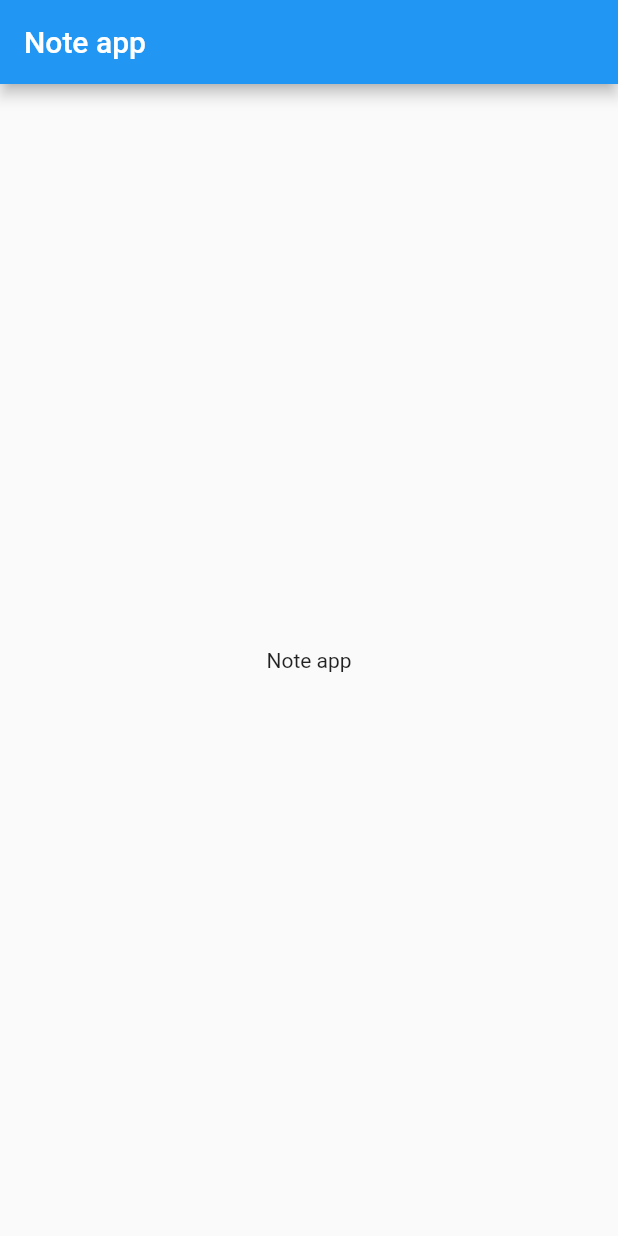
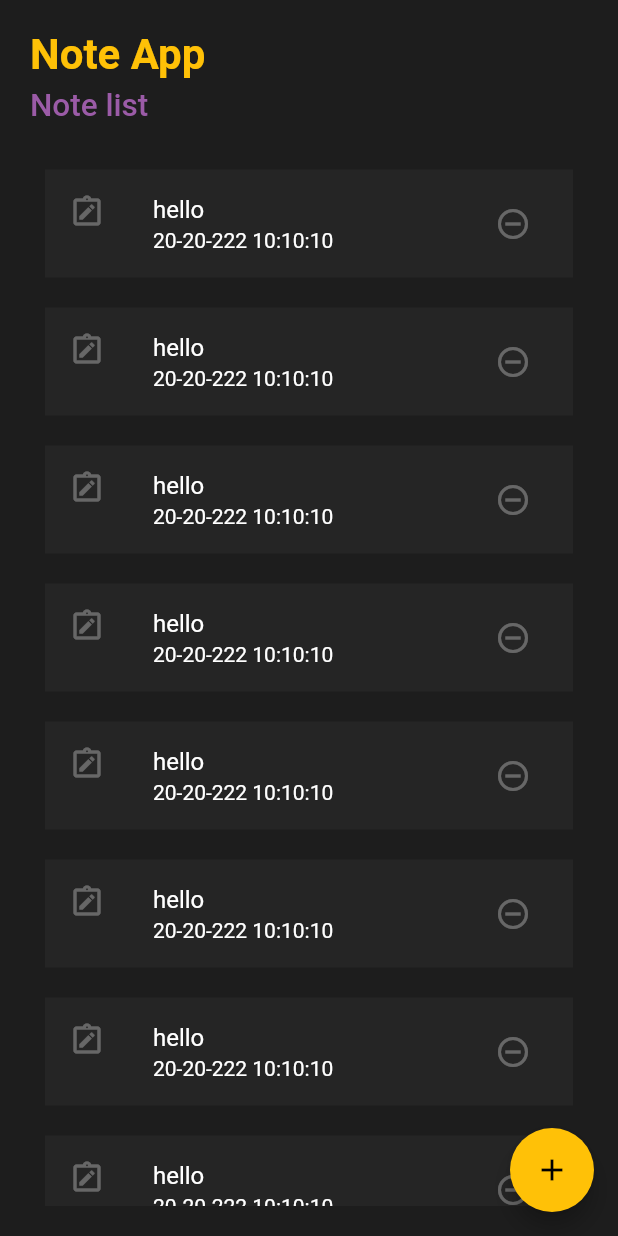
Before and after one commit to prasad-psp/FNote-App, a Flutter app: the screen it shows after launch, on a phone screen of 412 x 824 dp. Run offline on Flutter 3.47's test engine with Material 2 defaults, Android fonts, the phone set to English and light mode, and no system bars; our stand-ins replace sqflite; accounts and stored records are empty.

Commit message:
added home page design

```diff
--- a/lib/pages/home_page.dart
+++ b/lib/pages/home_page.dart
@@ -1,4 +1,6 @@
 import 'package:flutter/material.dart';
+import 'package:fnote_app/res/colors.dart';
+import 'package:fnote_app/widgets/note_list.dart';
 
 class HomePage extends StatefulWidget {
   const HomePage({Key? key}) : super(key: key);
@@ -11,11 +13,38 @@ class HomePageState extends State<HomePage> {
   @override
   Widget build(BuildContext context) {
     return Scaffold(
-      appBar: AppBar(title: Text("Note app")),
+      backgroundColor: Colorr.backgroundColor,
       body: SafeArea(
-          child: Center(
-        child: Text("Note app"),
-      )),
+        child: Container(
+          margin: const EdgeInsets.all(20.0),
+          child: Column(
+              mainAxisAlignment: MainAxisAlignment.start,
+              crossAxisAlignment: CrossAxisAlignment.start,
+              children: const [
+                Text(
+                  "Note App",
+                  style: TextStyle(
+                      fontWeight: FontWeight.bold, color: Colorr.amber),
+                  textScaleFactor: 2.0,
+                ),
+                SizedBox(height: 5.0),
+                Text(
+                  "Note list",
+                  style: TextStyle(
+                      color: Colorr.lightPurple, fontWeight: FontWeight.w500),
+                  textScaleFactor: 1.5,
+                ),
+                SizedBox(height: 20.0),
+                NoteList(),
+              ]),
+        ),
+      ),
+      floatingActionButton: FloatingActionButton(
+        backgroundColor: Colorr.amber,
+        foregroundColor: Colors.black,
+        onPressed: () {},
+        child: const Icon(Icons.add),
+      ),
     );
   }
 }
--- /dev/null
+++ b/lib/res/colors.dart
@@ -0,0 +1,10 @@
+import 'package:flutter/material.dart';
+
+class Colorr {
+  static const Color amber = Colors.amber;
+  static const Color backgroundColor = grey500;
+  static const Color grey = Colors.grey;
+  static const Color lightPurple = Color.fromARGB(255, 155, 91, 167);
+  static const Color lightGrey = Color.fromARGB(255, 37, 37, 37);
+  static const Color grey500 = Color.fromARGB(255, 29, 29, 29);
+}
--- /dev/null
+++ b/lib/widgets/note_list.dart
@@ -0,0 +1,63 @@
+import 'package:flutter/material.dart';
+import 'package:fnote_app/res/colors.dart';
+
+//** Note list design
+class NoteList extends StatefulWidget {
+  const NoteList({Key? key}) : super(key: key);
+
+  @override
+  State<NoteList> createState() => _NoteListState();
+}
+
+class _NoteListState extends State<NoteList> {
+  @override
+  Widget build(BuildContext context) {
+    return Expanded(
+        child: ListView.builder(
+      shrinkWrap: true,
+      itemCount: 20,
+      itemBuilder: (context, index) {
+        return NoteListItem(index: index);
+      },
+    ));
+  }
+}
+
+// ** Note list item design
+class NoteListItem extends StatelessWidget {
+  final int index;
+  const NoteListItem({Key? key, required this.index}) : super(key: key);
+
+  @override
+  Widget build(BuildContext context) {
+    return InkWell(
+      onTap: () {
+        ScaffoldMessenger.of(context).showSnackBar(
+            SnackBar(content: Text("Item clicked ${index.toString()}")));
+      },
+      child: Container(
+        margin: const EdgeInsets.all(10.0),
+        color: Colorr.lightGrey,
+        child: ListTile(
+          leading: const Icon(Icons.note_alt_outlined, color: Colors.white30),
+          title: const Text(
+            "hello",
+            style: TextStyle(color: Colors.white),
+          ),
+          subtitle: const Text(
+            "20-20-222 10:10:10",
+            style: TextStyle(color: Colors.white),
+          ),
+          trailing: IconButton(
+            icon: const Icon(Icons.remove_circle_outline),
+            color: Colors.white30,
+            onPressed: () {
+              ScaffoldMessenger.of(context).showSnackBar(SnackBar(
+                  content: Text("Remove clicked ${index.toString()}")));
+            },
+          ),
+        ),
+      ),
+    );
+  }
+}
```
